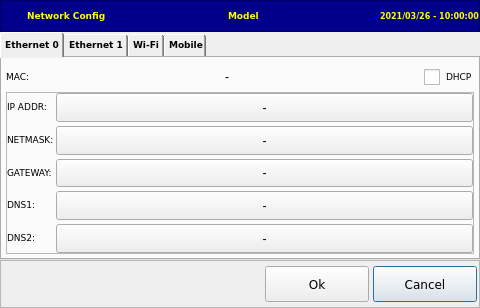
First picture: the form in netcfg.ui, repository MECTsrl/cloner, before the edit.
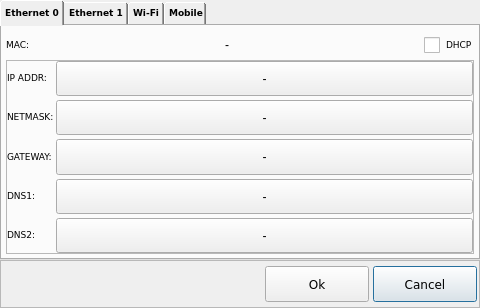
Second picture: the form after the edit. The open tabs and pages were chosen to show the change. Icons and pictures are not drawn.

What changed in the file:
```diff
--- a/netcfg.ui
+++ b/netcfg.ui
@@ -20,172 +20,6 @@
    <property name="margin">
     <number>0</number>
    </property>
-   <item>
-    <widget class="QFrame" name="frameTitle">
-     <property name="minimumSize">
-      <size>
-       <width>0</width>
-       <height>32</height>
-      </size>
-     </property>
-     <property name="maximumSize">
-      <size>
-       <width>16777215</width>
-       <height>32</height>
-      </size>
-     </property>
-     <property name="styleSheet">
-      <string notr="true">background-color: DarkBlue;
-color: Yellow;</string>
-     </property>
-     <property name="frameShape">
-      <enum>QFrame::StyledPanel</enum>
-     </property>
-     <property name="frameShadow">
-      <enum>QFrame::Raised</enum>
-     </property>
-     <layout class="QHBoxLayout" name="horizontalLayout_2">
-      <property name="spacing">
-       <number>2</number>
-      </property>
-      <property name="margin">
-       <number>0</number>
-      </property>
-      <item>
-       <widget class="QLabel" name="lblIcon">
-        <property name="minimumSize">
-         <size>
-          <width>24</width>
-          <height>24</height>
-         </size>
-        </property>
-        <property name="maximumSize">
-         <size>
-          <width>24</width>
-          <height>24</height>
-         </size>
-        </property>
-        <property name="styleSheet">
-         <string notr="true">border-image: url(&quot;:/libicons/img/Network_64.png&quot;)</string>
-        </property>
-        <property name="text">
-         <string/>
-        </property>
-       </widget>
-      </item>
-      <item>
-       <widget class="QLabel" name="lblAction">
-        <property name="minimumSize">
-         <size>
-          <width>0</width>
-          <height>25</height>
-         </size>
-        </property>
-        <property name="maximumSize">
-         <size>
-          <width>16777215</width>
-          <height>25</height>
-         </size>
-        </property>
-        <property name="font">
-         <font>
-          <family>DejaVu Sans</family>
-          <pointsize>7</pointsize>
-          <weight>75</weight>
-          <bold>true</bold>
-         </font>
-        </property>
-        <property name="styleSheet">
-         <string notr="true"/>
-        </property>
-        <property name="text">
-         <string>Network Config</string>
-        </property>
-        <property name="scaledContents">
-         <bool>false</bool>
-        </property>
-       </widget>
-      </item>
-      <item>
-       <spacer name="horizontalSpacer_2">
-        <property name="orientation">
-         <enum>Qt::Horizontal</enum>
-        </property>
-        <property name="sizeType">
-         <enum>QSizePolicy::MinimumExpanding</enum>
-        </property>
-        <property name="sizeHint" stdset="0">
-         <size>
-          <width>10</width>
-          <height>20</height>
-         </size>
-        </property>
-       </spacer>
-      </item>
-      <item>
-       <widget class="QLabel" name="lblModel">
-        <property name="minimumSize">
-         <size>
-          <width>0</width>
-          <height>25</height>
-         </size>
-        </property>
-        <property name="maximumSize">
-         <size>
-          <width>16777215</width>
-          <height>25</height>
-         </size>
-        </property>
-        <property name="font">
-         <font>
-          <family>DejaVu Sans</family>
-          <pointsize>7</pointsize>
-          <weight>75</weight>
-          <bold>true</bold>
-         </font>
-        </property>
-        <property name="styleSheet">
-         <string notr="true"/>
-        </property>
-        <property name="text">
-         <string>Model</string>
-        </property>
-        <property name="scaledContents">
-         <bool>false</bool>
-        </property>
-       </widget>
-      </item>
-      <item>
-       <spacer name="horizontalSpacer_3">
-        <property name="orientation">
-         <enum>Qt::Horizontal</enum>
-        </property>
-        <property name="sizeHint" stdset="0">
-         <size>
-          <width>40</width>
-          <height>20</height>
-         </size>
-        </property>
-       </spacer>
-      </item>
-      <item alignment="Qt::AlignVCenter">
-       <widget class="QLabel" name="lblDateTime">
-        <property name="font">
-         <font>
-          <family>DejaVu Sans</family>
-          <pointsize>6</pointsize>
-          <weight>75</weight>
-          <bold>true</bold>
-         </font>
-        </property>
-        <property name="text">
-         <string>2021/03/26 - 10:00:00</string>
-        </property>
-       </widget>
-      </item>
-     </layout>
-    </widget>
-   </item>
    <item>
     <widget class="QTabWidget" name="tabWidget">
      <property name="sizePolicy">
```
Left out of the diff: 2 changed lines with no effect on the pictures.
